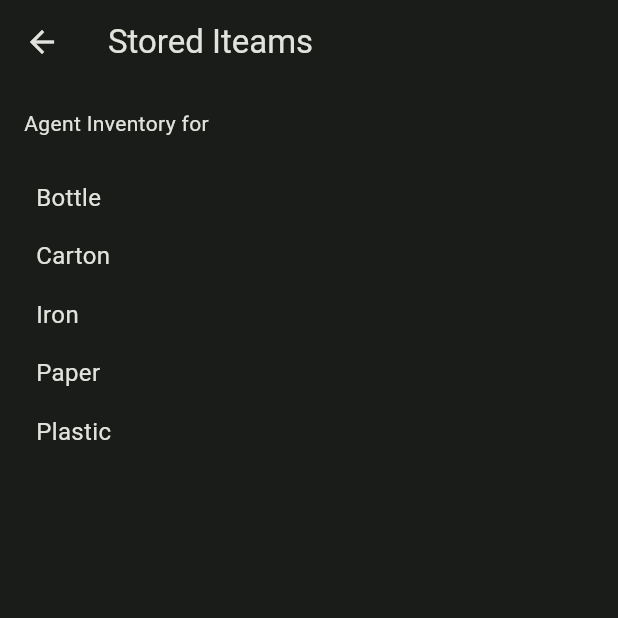
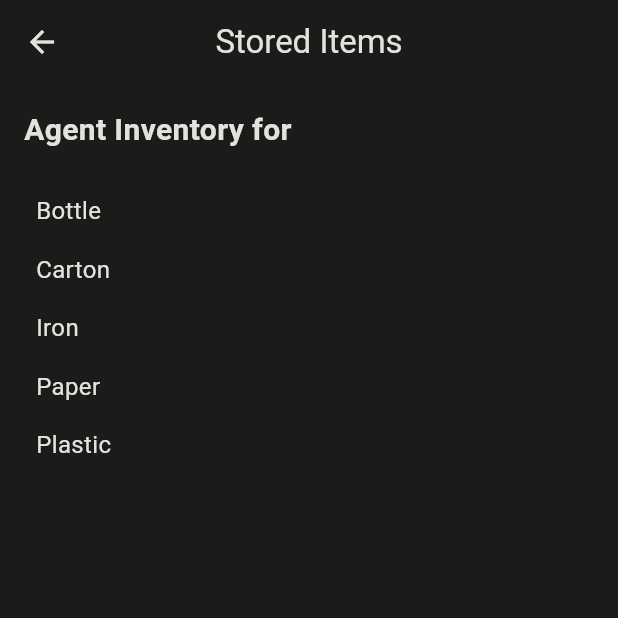
Before and after one commit to codeflow-dev/ecopoints, a Flutter app: the StoragePage screen opened directly, on a phone screen of 412 x 824 dp, the top half of it. Run offline on Flutter 3.47's test engine with Material 3 defaults, Android fonts, the phone set to English and light mode, and no system bars; our stand-ins replace cloud_firestore, firebase_auth, firebase_core, fluttertoast, qr_flutter; missing offline and left inert: mobile_scanner; accounts and stored records are empty.

Commit message:
item's pic added & some small changes

```diff
--- a/lib/pages/agent_location.dart
+++ b/lib/pages/agent_location.dart
@@ -4,6 +4,7 @@ import 'package:cloud_firestore/cloud_firestore.dart';
 import 'package:ecopoints/models/item.dart';
 import 'package:ecopoints/pages/agent.dart';
 import 'package:ecopoints/pages/store.dart';
+import 'package:ecopoints/pages/user_home.dart';
 import 'package:firebase_auth/firebase_auth.dart';
 import 'package:flutter/material.dart';
 import 'package:provider/provider.dart';
@@ -166,6 +167,11 @@ class _AgentLocationState extends State<AgentLocation> {
                                             TextButton(
                                               onPressed: () {
                                                 Navigator.of(context).pop();
+                                                Navigator.pushReplacement(
+                                                    context,
+                                                    MaterialPageRoute(
+                                                        builder: (context) =>
+                                                            UserHomePage()));
                                               },
                                               child: Text('OK'),
                                             ),
--- a/lib/pages/agent_storage.dart
+++ b/lib/pages/agent_storage.dart
@@ -10,7 +10,8 @@ class StoragePage extends StatelessWidget {
   Widget build(BuildContext context) {
     return Scaffold(
       appBar: AppBar(
-        title: Text('Stored Iteams'),
+        title: Text('Stored Items'),
+        centerTitle: true,
       ),
       body: FutureBuilder(
         future: getAgentData(),
@@ -36,6 +37,7 @@ class StoragePage extends StatelessWidget {
               children: [
                 Text(
                   "Agent Inventory for ${agentData['firstName']} ${agentData['lastName']}",
+                  style: TextStyle(fontWeight: FontWeight.bold, fontSize: 20),
                 ),
                 SizedBox(height: 20),
                 Table(
--- a/pubspec.yaml
+++ b/pubspec.yaml
@@ -42,7 +42,6 @@ dependencies:
   mobile_scanner: 3.5.5
   fluttertoast: ^8.2.4
 
-
 dev_dependencies:
   flutter_test:
     sdk: flutter
@@ -68,6 +67,11 @@ flutter:
   assets:
     - assets/plant.png
     - assets/bottle.png
+    - assets/carton.jpg
+    - assets/iron.jpg
+    - assets/paper.jpg
+    - assets/plastic.jpg
+
   #   - images/a_dot_ham.jpeg
 
   # An image asset can refer to one or more resolution-specific "variants", see
```
Also changed, not shown: lib/pages/item_page.dart (+15 -22 lines), assets/carton.jpg (added), assets/iron.jpg (added), assets/paper.jpg (added), assets/plastic.jpg (added).
